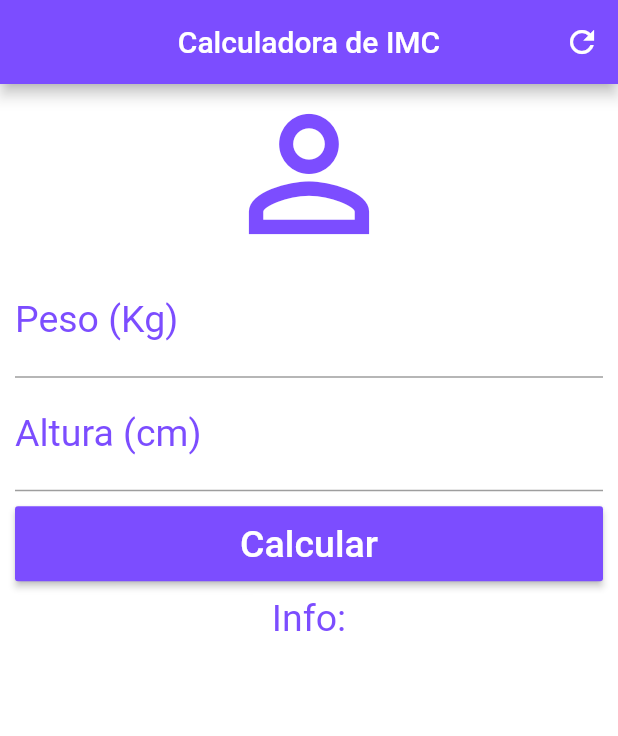
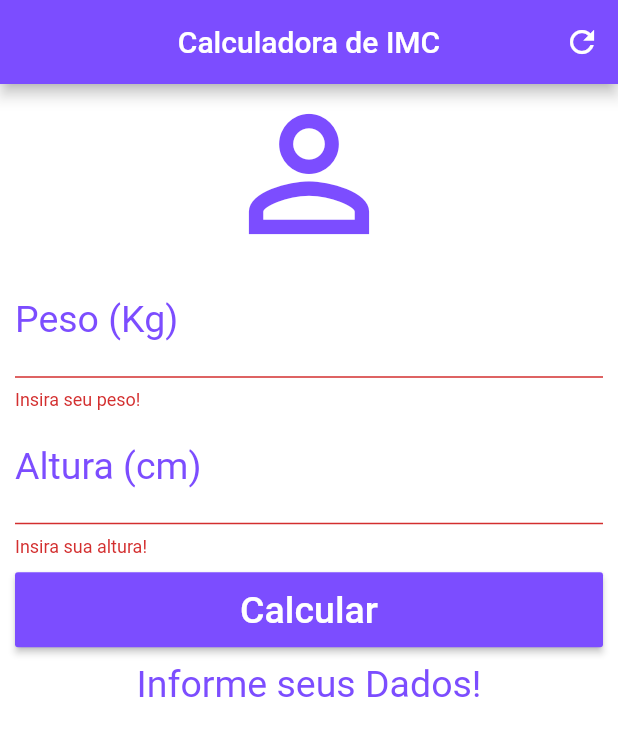
Before and after one commit to gugabala/AppFlutter_Calculadora_IMC, a Flutter app: the screen it shows after launch, after a tap on "Calcular", on a phone screen of 412 x 824 dp. Shown: the top 736 px of the screen. Run offline on Flutter 3.47's test engine with Material 2 defaults, Android fonts, the phone set to English and light mode, and no system bars.

Commit message:
Projeto finalizado!

```diff
--- a/lib/main.dart
+++ b/lib/main.dart
@@ -12,6 +12,43 @@ class Home extends StatefulWidget {
 }
 
 class _HomeState extends State<Home> {
+  TextEditingController weightController = TextEditingController();
+  TextEditingController heightController = TextEditingController();
+  String _infoText = "Informe seus Dados!";
+
+  GlobalKey<FormState> _formKey = GlobalKey<FormState>();
+
+  void _resetField() {
+    weightController.text = "";
+    heightController.text = "";
+    setState(() {
+      _infoText = "Informe seus Dados!";
+      _formKey = GlobalKey<FormState>();
+    });
+  }
+
+  void _calculate() {
+    setState(() {
+      double weight = double.parse(weightController.text);
+      double height = double.parse(heightController.text) / 100;
+      double imc = weight / (height * height);
+
+      if (imc < 18.6) {
+        _infoText = "Abaixo do peso (${imc.toStringAsPrecision(3)})";
+      } else if (imc >= 18.6 && imc < 24.9) {
+        _infoText = "Peso Ideal (${imc.toStringAsPrecision(3)})";
+      } else if (imc >= 24.9 && imc < 29.9) {
+        _infoText = "Levimento acima do peso (${imc.toStringAsPrecision(3)})";
+      } else if (imc >= 29.9 && imc < 34.9) {
+        _infoText = "Obesidade Grau I (${imc.toStringAsPrecision(3)})";
+      } else if (imc >= 34.9 && imc < 39) {
+        _infoText = "Obesidade Grau II (${imc.toStringAsPrecision(3)})";
+      } else {
+        _infoText = "Obesidade Grau III (${imc.toStringAsPrecision(3)})";
+      }
+    });
+  }
+
   @override
   Widget build(BuildContext context) {
     return Scaffold(
@@ -22,13 +59,15 @@ class _HomeState extends State<Home> {
           actions: <Widget>[
             IconButton(
               icon: Icon(Icons.refresh),
-              onPressed: () {},
+              onPressed: _resetField,
             )
           ],
         ),
         backgroundColor: Colors.white,
         body: SingleChildScrollView(
           padding: EdgeInsets.fromLTRB(10, 0, 10, 0),
+          child: Form(
+            key: _formKey,
             child: Column(
               crossAxisAlignment: CrossAxisAlignment.stretch,
               children: <Widget>[
@@ -37,23 +76,37 @@ class _HomeState extends State<Home> {
                   size: 120,
                   color: Colors.deepPurpleAccent,
                 ),
-              TextField(
+                TextFormField(
                   keyboardType: TextInputType.number,
                   decoration: InputDecoration(
                     labelText: "Peso (Kg)",
                     labelStyle: TextStyle(color: Colors.deepPurpleAccent),
                   ),
                   textAlign: TextAlign.center,
-                style: TextStyle(color: Colors.deepPurpleAccent, fontSize: 25),
+                  style:
+                      TextStyle(color: Colors.deepPurpleAccent, fontSize: 25),
+                  controller: weightController,
+                  validator: (value) {
+                    if (value.isEmpty) {
+                      return "Insira seu peso!";
+                    }
+                  },
                 ),
-              TextField(
+                TextFormField(
                   keyboardType: TextInputType.number,
                   decoration: InputDecoration(
                     labelText: "Altura (cm)",
                     labelStyle: TextStyle(color: Colors.deepPurpleAccent),
                   ),
                   textAlign: TextAlign.center,
-                style: TextStyle(color: Colors.deepPurpleAccent, fontSize: 25),
+                  style:
+                      TextStyle(color: Colors.deepPurpleAccent, fontSize: 25),
+                  controller: heightController,
+                  validator: (value) {
+                    if (value.isEmpty) {
+                      return "Insira sua altura!";
+                    }
+                  },
                 ),
                 Padding(
                   padding: EdgeInsets.only(
@@ -63,7 +116,11 @@ class _HomeState extends State<Home> {
                   child: Container(
                     height: 50,
                     child: RaisedButton(
-                    onPressed: () {},
+                      onPressed: () {
+                        if (_formKey.currentState.validate()) {
+                          _calculate();
+                        }
+                      },
                       child: Text(
                         "Calcular",
                         style: TextStyle(color: Colors.white, fontSize: 25),
@@ -73,11 +130,13 @@ class _HomeState extends State<Home> {
                   ),
                 ),
                 Text(
-                "Info:",
+                  _infoText,
                   textAlign: TextAlign.center,
-                style: TextStyle(color: Colors.deepPurpleAccent, fontSize: 25),
+                  style:
+                      TextStyle(color: Colors.deepPurpleAccent, fontSize: 25),
                 ),
               ],
+            ),
           ),
         ));
   }
```
Lines whose indentation alone changed are shown as unchanged.
